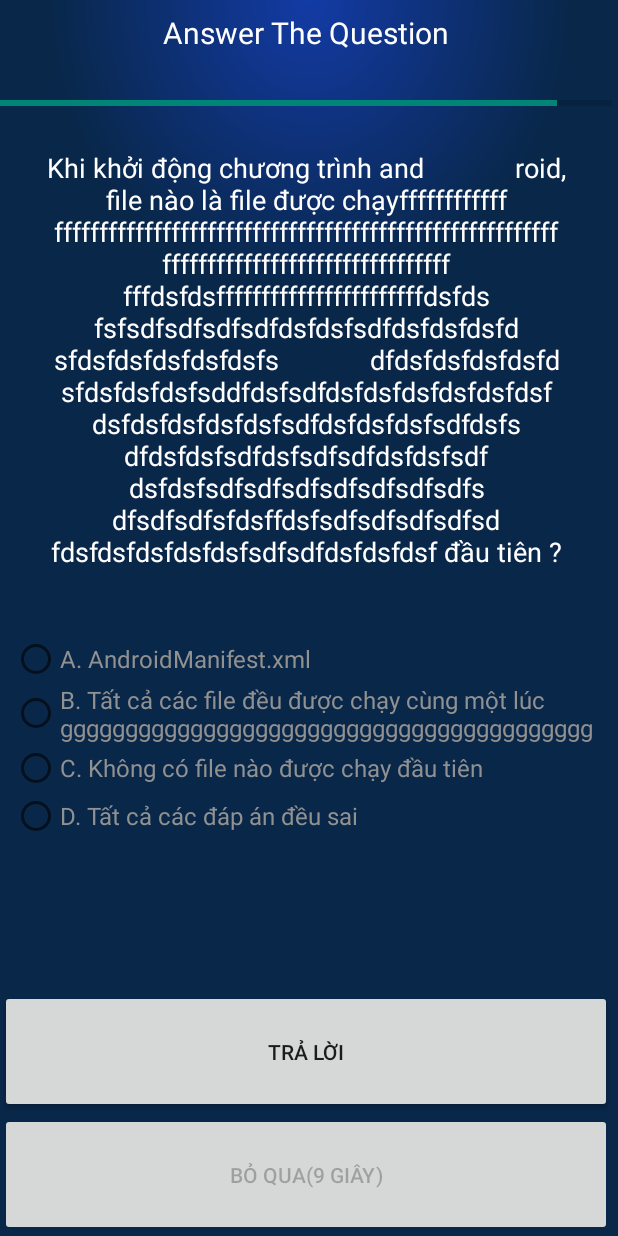
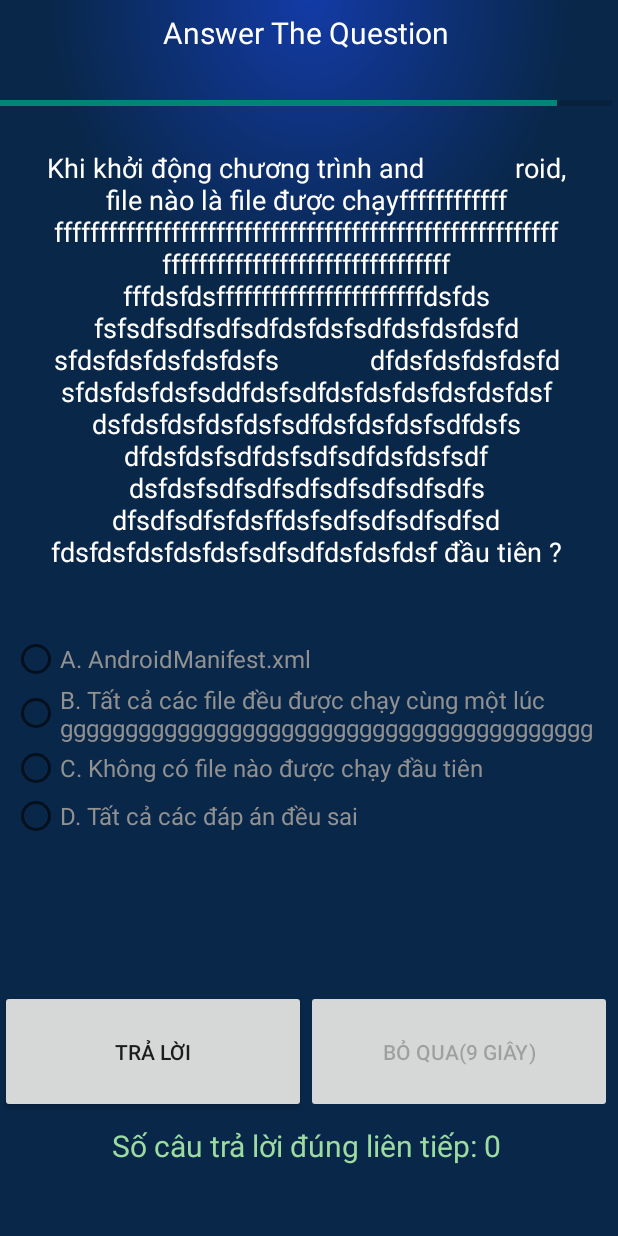
Before and after one commit to snowsiechau/AlarmAppVersion1, an Android app: the AnswerQuestionsActivity screen opened directly, with no data from a screen before it, on a phone screen of 412 x 824 dp. Run offline under Robolectric (Android 15) with nearby library versions, the phone set to English and light mode, and no system bars; libraries missing offline, so code that uses them is left out: com.readystatesoftware.sqliteasset; 14 statements that could not run were skipped.

Commit message:
add tính năng hiện số câu trả lời đúng liên tiép

```diff
--- a/MyApplication2/app/src/main/java/com/vinh/alarmclockandroid/activities/AnswerQuestionsActivity.java
+++ b/MyApplication2/app/src/main/java/com/vinh/alarmclockandroid/activities/AnswerQuestionsActivity.java
@@ -36,6 +36,7 @@ import java.util.Random;
 
 
 public class AnswerQuestionsActivity extends AppCompatActivity implements View.OnClickListener {
+    TextView textViewSequenceAnswer;
 
 
     private static final String TAG = AnswerQuestionsActivity.class.toString();
@@ -191,6 +192,8 @@ public class AnswerQuestionsActivity extends AppCompatActivity implements View.O
 
         mProgressBar = (ProgressBar) findViewById(R.id.progressBar);
 
+        textViewSequenceAnswer = (TextView) findViewById(R.id.tv_sequence_done_answer);
+
     }
 
     private void startAniamtion() {
@@ -234,13 +237,13 @@ public class AnswerQuestionsActivity extends AppCompatActivity implements View.O
             //Log.d(TAG, "Bạn trả lời đúng rồi");
             chuyenCauHoi();
             soCauTraLoiDung++;
-
         } else {
             Toast.makeText(this, "Bạn trả lời sai rồi", Toast.LENGTH_SHORT).show();
             //Log.d(TAG, "Bạn trả lời sai rồi");
             chuyenCauHoi();
             soCauTraLoiDung = 0;
         }
+        textViewSequenceAnswer.setText("Số câu trả lời đúng liên tiếp: " + soCauTraLoiDung );
     }
 
     private void chuyenCauHoi() {
--- a/MyApplication2/app/src/main/res/layout/activity_answer_questions_fake.xml
+++ b/MyApplication2/app/src/main/res/layout/activity_answer_questions_fake.xml
@@ -95,18 +95,34 @@
 
     </RadioGroup>
 
-    <Button
+    <LinearLayout
         android:layout_weight="2"
-        android:id="@+id/traloi_btn"
+        android:layout_width="match_parent"
+        android:layout_height="0dp">
+        <Button
+            android:layout_weight="1"
+            android:layout_width="0dp"
+            android:layout_height="match_parent"
+            android:id="@+id/traloi_btn"
+            android:text="Trả lời" />
+        <Button
+            android:layout_weight="1"
+            android:id="@+id/boqua_btn"
+            android:layout_width="0dp"
+            android:layout_height="match_parent"
+            android:text="Bỏ qua (15 giây)" />
+    </LinearLayout>
+
+    <TextView
+        android:id="@+id/tv_sequence_done_answer"
+        android:layout_weight="2"
         android:layout_width="match_parent"
         android:layout_height="0dp"
-        android:text="Trả lời" />
-
-    <Button
-        android:layout_weight="2"
-        android:id="@+id/boqua_btn"
-        android:layout_width="match_parent"
-        android:layout_height="0dp"
-        android:text="Bỏ qua (15 giây)" />
+        android:text="Số câu trả lời đúng liên tiếp: 0"
+        android:textSize="@dimen/text_size_20sp"
+        android:textColor="#9cdca1"
+        android:layout_gravity="center"
+        android:textAlignment="center"
+        android:paddingTop="8dp"/>
 
 </LinearLayout>
--- a/MyApplication2/app/src/main/res/layout/activity_guide.xml
+++ b/MyApplication2/app/src/main/res/layout/activity_guide.xml
@@ -209,7 +209,7 @@ Câu 5 Trả lời đúng ->
                 android:layout_marginLeft="8dp"
                 android:layout_marginRight="8dp"
                 android:layout_marginTop="8dp"
-                android:text="Chỉnh cầu hình cho báo thức"
+                android:text="Chỉnh cấu hình cho báo thức"
                 android:textColor="@color/colorTextWhite"
                 app:layout_constraintBottom_toTopOf="@+id/guideline6"
                 app:layout_constraintLeft_toRightOf="@+id/imageView3"
```
